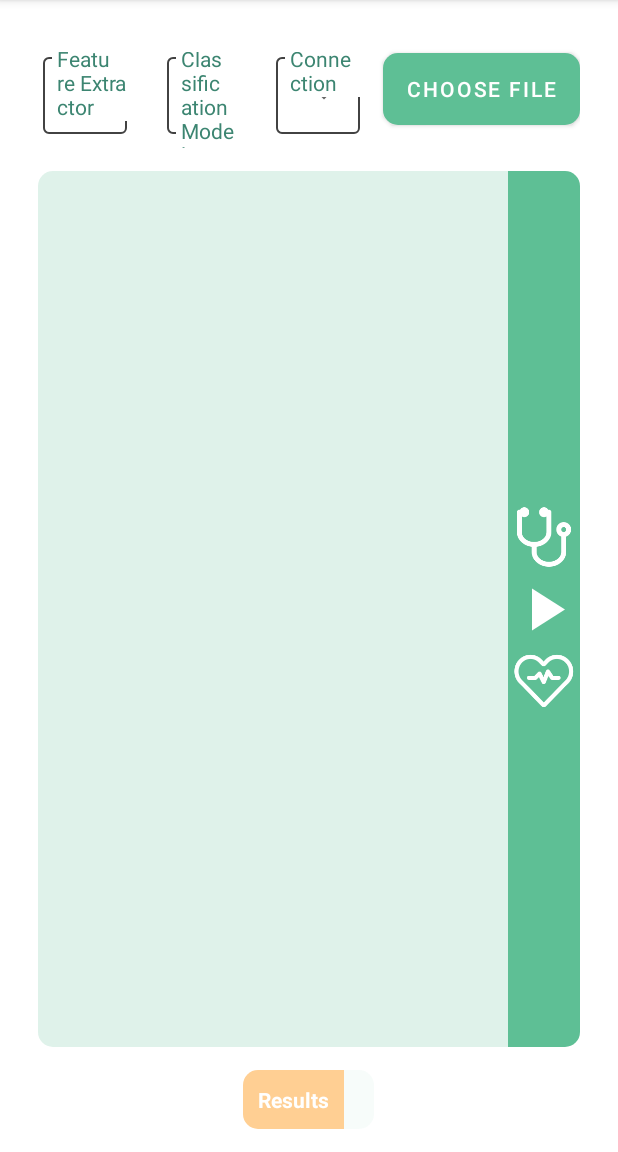
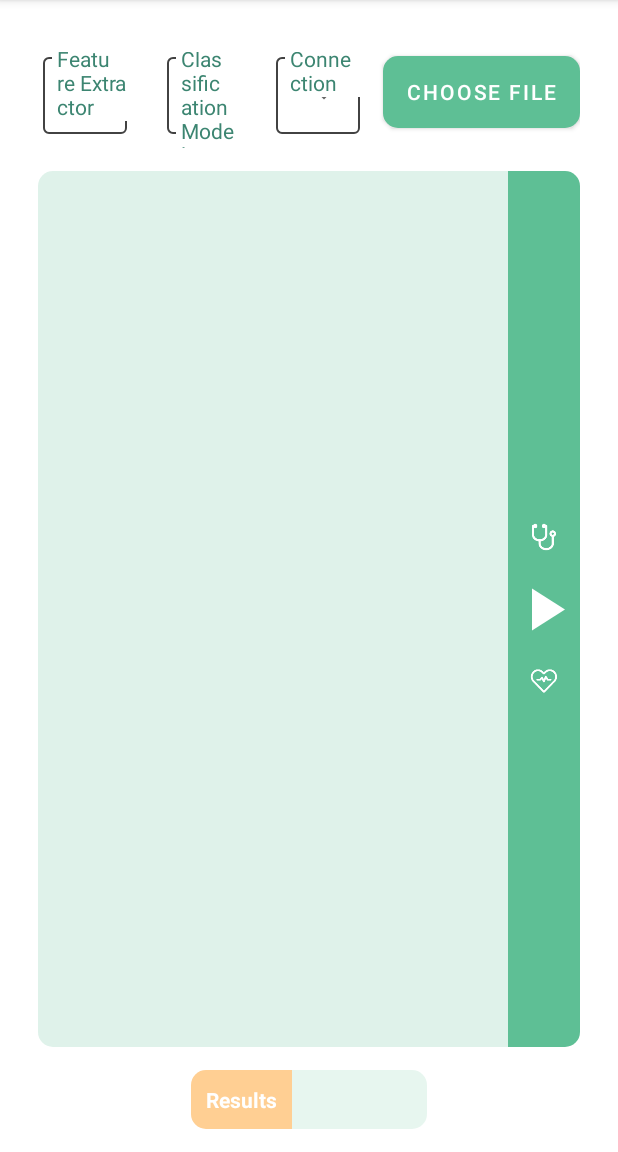
Before and after one commit to St-Schaller/HeartSoundApp, an Android app: the screen it shows after launch (MainActivity), on a phone screen of 412 x 824 dp, the part 84-1236 px from its top. Run offline under Robolectric (Android 15) with nearby library versions, the phone set to English and light mode, and no system bars; our stand-ins replace Volley; libraries missing offline, so code that uses them is left out: com.obsez.android; 1 statement that could not run was skipped.

Commit message:
Few tweaks

```diff
--- a/app/src/main/AndroidManifest.xml
+++ b/app/src/main/AndroidManifest.xml
@@ -39,9 +39,9 @@
 
     <application
         android:allowBackup="true"
-        android:icon="@mipmap/ic_launcher"
+        android:icon="@mipmap/ic_heart"
         android:label="HeartSound"
-        android:roundIcon="@mipmap/ic_launcher_round"
+        android:roundIcon="@mipmap/ic_heart_round"
         android:supportsRtl="true"
         android:theme="@style/Theme.HeartApp">
         <uses-library android:name="org.apache.http.legacy" android:required="false" />
--- a/app/src/main/java/com/example/heartapp/MainActivity.java
+++ b/app/src/main/java/com/example/heartapp/MainActivity.java
@@ -30,6 +30,7 @@ import android.view.ViewGroup;
 import android.widget.Button;
 import android.widget.ImageButton;
 import android.widget.ArrayAdapter;
+import android.widget.ImageView;
 import android.widget.LinearLayout;
 import android.widget.RelativeLayout;
 import android.widget.Spinner;
@@ -69,7 +70,7 @@ public class MainActivity extends AppCompatActivity {
     private Channel channel;
     private BroadcastReceiver wifiReceiver;
     private String url = "https://heartsoundsanalysis.herokuapp.com/predict";
-    private String filePath;
+    private String filePath = null;
     private LineVisualizer lineVisualizer;
 
 
@@ -114,11 +115,11 @@ public class MainActivity extends AppCompatActivity {
         // set custom color to the line.
         lineVisualizer.setColor(ContextCompat.getColor(this, R.color.DarkGreen));
         // set the line with for the visualizer between 1-10 default 1.
-        lineVisualizer.setStrokeWidth(1);
+        lineVisualizer.setStrokeWidth(5);
         // Set you media player to the visualizer.
         lineVisualizer.setPlayer(mediaPlayer.getAudioSessionId());
 
-        int width = Resources.getSystem().getDisplayMetrics().widthPixels;
+
 
         Button btnChooseFile = (Button) findViewById(R.id.btn_choose_file);
 
@@ -131,6 +132,13 @@ public class MainActivity extends AppCompatActivity {
                         .withChosenListener(new ChooserDialog.Result() {
                             @Override
                             public void onChoosePath(String path, File pathFile) {
+                                if (mediaPlayer != null && mediaPlayer.isPlaying()) {
+                                    ImageButton btnPlayPause = findViewById(R.id.ib_play_pause);
+                                    mediaPlayer.pause();
+                                    btnPlayPause.setImageDrawable(ContextCompat.getDrawable(
+                                            MainActivity.this,
+                                            R.drawable.ic_play_red_48dp));
+                                }
                                 Toast.makeText(MainActivity.this, "FILE: " + path +" selected", Toast.LENGTH_SHORT).show();
                                 filePath = path;
                                 setPlayerWithPath(pathFile);
@@ -141,14 +149,19 @@ public class MainActivity extends AppCompatActivity {
             }
         });
 
-        if (width > 2000) {
-
+        int height = Resources.getSystem().getDisplayMetrics().heightPixels;
+        if (height > 1500) {
             ViewGroup.MarginLayoutParams params1 = (ViewGroup.MarginLayoutParams) results.getLayoutParams();
             params1.width = 1500;
+            lineVisualizer.setStrokeWidth(3);
             TextView resulttextview = findViewById(R.id.resultstextview);
             resulttextview.setTextSize(TypedValue.COMPLEX_UNIT_SP, 25);
             TextView resultsOutput = findViewById(R.id.resultOutput);
             resultsOutput.setTextSize(TypedValue.COMPLEX_UNIT_SP, 25);
+            ImageButton stethoscope = findViewById(R.id.record);
+            stethoscope.setScaleType(ImageView.ScaleType.CENTER);
+            ImageButton heart = findViewById(R.id.evaluate);
+            heart.setScaleType(ImageView.ScaleType.CENTER);
 
         }
 
@@ -190,6 +203,10 @@ public class MainActivity extends AppCompatActivity {
     }
 
     public void evaluate(View view) {
+        if(filePath == null){
+            Toast.makeText(MainActivity.this, "No File selected!", Toast.LENGTH_SHORT).show();
+            return;
+        }
         Spinner modelSpinner = findViewById(R.id.modelSpinner);
         Spinner extractorSpinner = findViewById(R.id.extractorSpinner);
 
@@ -234,7 +251,7 @@ public class MainActivity extends AppCompatActivity {
     }
 
     private void setPlayerWithPath(File file) {
-        mediaPlayer = MediaPlayer.create(this, R.raw.murmur_201101180902);
+        mediaPlayer = MediaPlayer.create(this, Uri.fromFile(file));
         mediaPlayer.setLooping(false);
         lineVisualizer.setPlayer(mediaPlayer.getAudioSessionId());
     }
@@ -256,7 +273,6 @@ public class MainActivity extends AppCompatActivity {
                         R.drawable.ic_play_red_48dp));
             } else {
                 mediaPlayer.start();
-                Toast.makeText(this, mediaPlayer.getTrackInfo().toString(), Toast.LENGTH_SHORT).show();
                 btnPlayPause.setImageDrawable(ContextCompat.getDrawable(
                         this,
                         R.drawable.ic_pause_red_48dp));
--- a/app/src/main/res/layout/layout_audio_buttons.xml
+++ b/app/src/main/res/layout/layout_audio_buttons.xml
@@ -13,16 +13,6 @@
         android:layout_centerVertical="true"
         >
 
-<!--
-        <ImageButton
-            android:id="@+id/replay"
-            android:layout_width="wrap_content"
-            android:layout_height="wrap_content"
-            android:layout_below="@id/ib_play_pause"
-            android:background="@android:color/transparent"
-            android:contentDescription="@string/image_replay_button"
-            android:onClick="replay"
-            android:src="@drawable/ic_replay_red_48dp" /> -->
 
         <ImageButton
             android:id="@+id/evaluate"
@@ -35,7 +25,9 @@
             android:background="@android:color/transparent"
             android:contentDescription="@string/image_replay_button"
             android:onClick="evaluate"
-            android:scaleType="center"
+            android:minWidth="48dp"
+            android:minHeight="48dp"
+            android:scaleType="centerInside"
             android:src="@mipmap/ic_heart_foreground"
             android:tint="@android:color/white" />
 
@@ -48,6 +40,7 @@
             android:contentDescription="@string/image_play_pause"
             android:fillColor="@color/white"
             android:onClick="playPause"
+            android:scaleType="fitXY"
             android:src="@drawable/ic_play_red_48dp"
             android:tint="@android:color/white" />
 
@@ -56,7 +49,7 @@
             android:id="@+id/record"
             android:layout_width="wrap_content"
             android:layout_height="wrap_content"
-            android:scaleType="center"
+            android:scaleType="centerInside"
             android:adjustViewBounds="true"
             android:layout_alignStart="@id/ib_play_pause"
             android:layout_alignEnd="@id/ib_play_pause"
@@ -64,6 +57,8 @@
             android:contentDescription="@string/image_play_pause"
             android:fillColor="@color/white"
             android:onClick="record"
+            android:minWidth="48dp"
+            android:minHeight="48dp"
             android:src="@mipmap/ic_stethoscope_foreground"
             android:tint="@android:color/white" />
     </RelativeLayout>
--- a/app/src/main/res/layout/result_grid.xml
+++ b/app/src/main/res/layout/result_grid.xml
@@ -39,9 +39,10 @@
             android:layout_weight="1"
             android:layout_alignTop="@id/results"
             android:layout_toRightOf="@id/results"
-            android:background="#0D5ebf95"
+            android:background="#265ebf95"
             android:padding="10dp"
             android:text=""
+            android:minWidth="90dp"
             android:textAlignment="center"
             android:textColor="@color/Beige"
             android:textStyle="bold" />
--- a/app/src/main/res/layout/selection_spinners.xml
+++ b/app/src/main/res/layout/selection_spinners.xml
@@ -147,7 +147,7 @@
             android:gravity="center"
             android:layout_marginLeft="12dp"
             android:layout_marginBottom="12dp"
-            android:layout_marginTop="20dp"
+            android:layout_marginTop="22dp"
             android:backgroundTint="@color/LightGreen"
 
             android:textColor="@color/white" />
```
